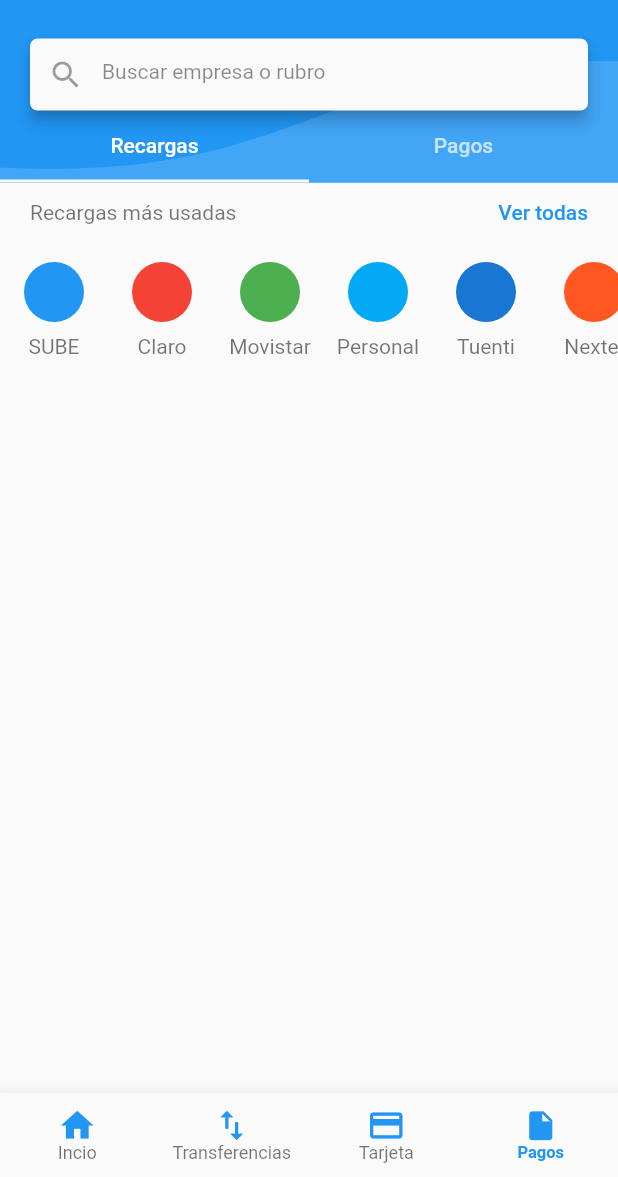
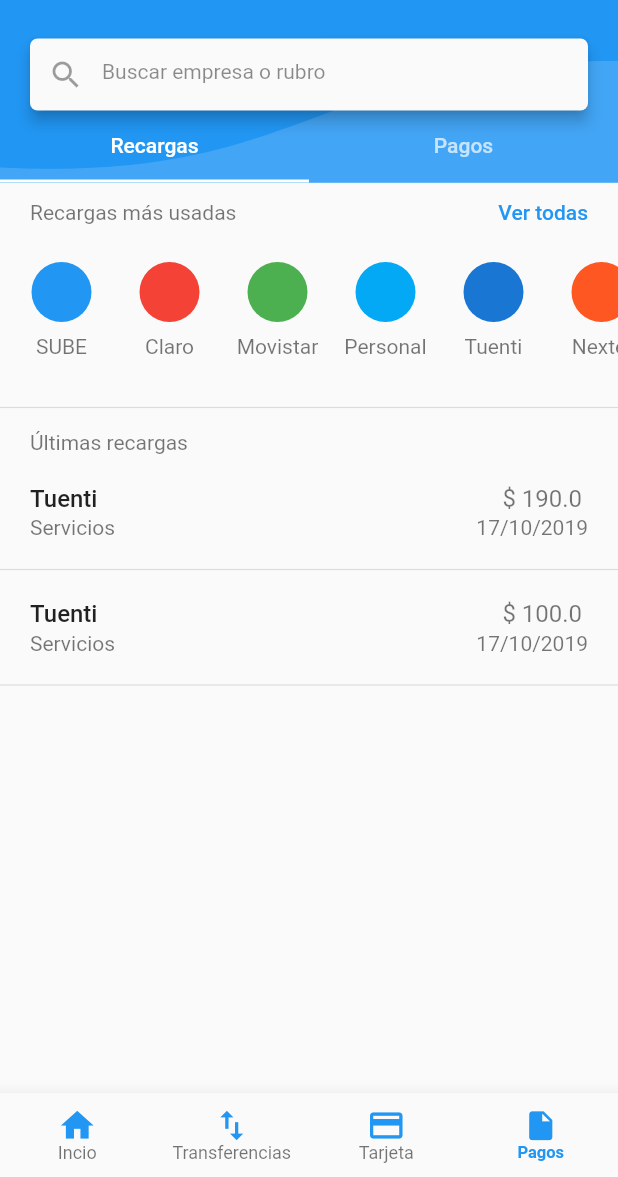
Before and after one commit to TinchoOlivari/uala-clone, a Flutter app: the screen it shows after launch, item 4 of the bottom bar chosen, on a phone screen of 412 x 824 dp, the part 59-1236 px from its top. Run offline on Flutter 3.47's test engine with Material 2 defaults, Android fonts, the phone set to English and light mode, and no system bars; our stand-ins replace flare_flutter.

Commit message:
Pagos finished

```diff
--- a/lib/screens/pagos/pagosPage.dart
+++ b/lib/screens/pagos/pagosPage.dart
@@ -97,6 +97,8 @@ class _PagosPageState extends State<PagosPage>
   Widget getTabBarPages() {
     return TabBarView(controller: tabController, children: <Widget>[
       Column(
+        mainAxisAlignment: MainAxisAlignment.start,
+        crossAxisAlignment: CrossAxisAlignment.start,
         children: <Widget>[
           Padding(
             padding: const EdgeInsets.symmetric(vertical: 12, horizontal: 20),
@@ -114,45 +116,45 @@ class _PagosPageState extends State<PagosPage>
             ),
           ),
           Padding(
-            padding: const EdgeInsets.only(top: 13),
+            padding: const EdgeInsets.only(top: 13, left: 5, bottom: 10),
             child: SingleChildScrollView(
               scrollDirection: Axis.horizontal,
               child: Row(
                 mainAxisAlignment: MainAxisAlignment.spaceEvenly,
                 children: <Widget>[
-                  Recarga(
+                  TipoRecarga(
                     title: 'SUBE',
                     color: Colors.blue,
                   ),
-                  Recarga(
+                  TipoRecarga(
                     title: 'Claro',
                     color: Colors.red,
                   ),
-                  Recarga(
+                  TipoRecarga(
                     title: 'Movistar',
                     color: Colors.green,
                   ),
-                  Recarga(
+                  TipoRecarga(
                     title: 'Personal',
                     color: Colors.lightBlue,
                   ),
-                  Recarga(
+                  TipoRecarga(
                     title: 'Tuenti',
                     color: Colors.blueAccent[800],
                   ),
-                  Recarga(
+                  TipoRecarga(
                     title: 'Nextel',
                     color: Colors.deepOrange,
                   ),
-                  Recarga(
+                  TipoRecarga(
                     title: 'Directv',
                     color: Colors.lightBlueAccent,
                   ),
-                  Recarga(
+                  TipoRecarga(
                     title: 'Antina',
                     color: Colors.green,
                   ),
-                  Recarga(
+                  TipoRecarga(
                     title: 'GranDT',
                     color: Colors.blue[700],
                   ),
@@ -160,6 +162,32 @@ class _PagosPageState extends State<PagosPage>
               ),
             ),
           ),
+          Divider(
+            thickness: 0.8,
+            height: 30
+          ),
+          Padding(
+            padding: const EdgeInsets.only(bottom: 10, left: 20, right: 20),
+            child: Text('Últimas recargas', style: TextStyle(color: Colors.black54),),
+          ),
+          Expanded(
+            child: ListView(
+              children: <Widget>[
+                Recarga(
+                  title: 'Tuenti',
+                  type: 'Servicios',
+                  ammount: '190.0',
+                  date: '17/10/2019',
+                ),
+                Recarga(
+                  title: 'Tuenti',
+                  type: 'Servicios',
+                  ammount: '100.0',
+                  date: '17/10/2019',
+                ),
+              ],
+            ),
+          )
         ],
       ),
       Container(color: Colors.green),
@@ -167,8 +195,8 @@ class _PagosPageState extends State<PagosPage>
   }
 }
 
-class Recarga extends StatelessWidget {
-  Recarga({
+class TipoRecarga extends StatelessWidget {
+  TipoRecarga({
     Key key,
     @required this.color,
     @required this.title,
@@ -201,6 +229,63 @@ class Recarga extends StatelessWidget {
   }
 }
 
+class Recarga extends StatelessWidget {
+  Recarga({
+    Key key,
+    @required this.title,
+    @required this.type,
+    @required this.ammount,
+    @required this.date,
+  }) : super(key: key);
+
+  final String title;
+  final String type;
+  final String ammount;
+  final String date;
+
+  @override
+  Widget build(BuildContext context) {
+    return Column(
+      crossAxisAlignment: CrossAxisAlignment.start,
+      children: <Widget>[
+        Padding(
+            padding: const EdgeInsets.symmetric(horizontal: 20, vertical: 10),
+            child: Row(
+              mainAxisAlignment: MainAxisAlignment.spaceBetween,
+              children: <Widget>[
+                Column(
+                  crossAxisAlignment: CrossAxisAlignment.start,
+                  children: <Widget>[
+                    Text(title, style: TextStyle(fontWeight: FontWeight.w500, fontSize: 16)),
+                    Padding(
+                      padding: const EdgeInsets.only(top: 2),
+                      child: Text(type, style: TextStyle(color: Colors.black54)),
+                    )
+                  ],
+                ),
+                Column(
+                  crossAxisAlignment: CrossAxisAlignment.end,
+                  children: <Widget>[
+                    Text('\$ $ammount ', style: TextStyle(fontSize: 16, color: Colors.black54)),
+                    Padding(
+                      padding: const EdgeInsets.only(top: 2),
+                      child: Text(date, style: TextStyle(color: Colors.black54)),
+                    )
+                  ],
+                ),
+              ],
+            )
+        ),
+        Divider(
+            thickness: 0.8,
+            height: 20
+        ),
+      ],
+    );
+  }
+}
+
+
 class ShapesPainter extends CustomPainter {
   @override
   void paint(Canvas canvas, Size size) {
```
